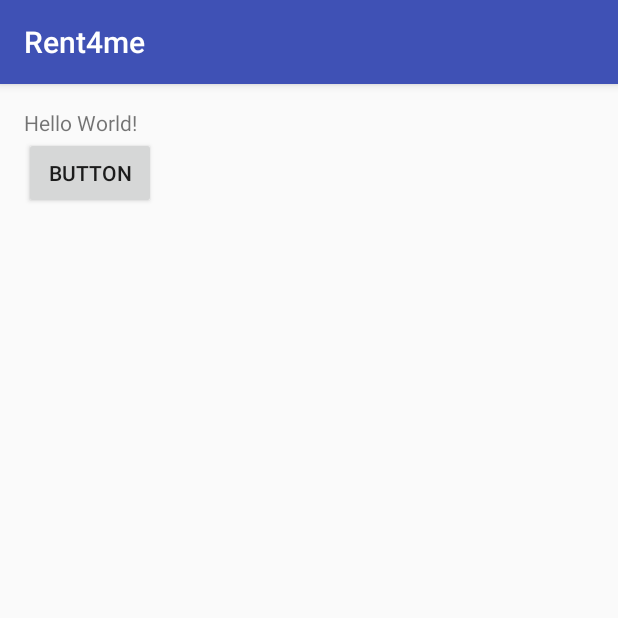
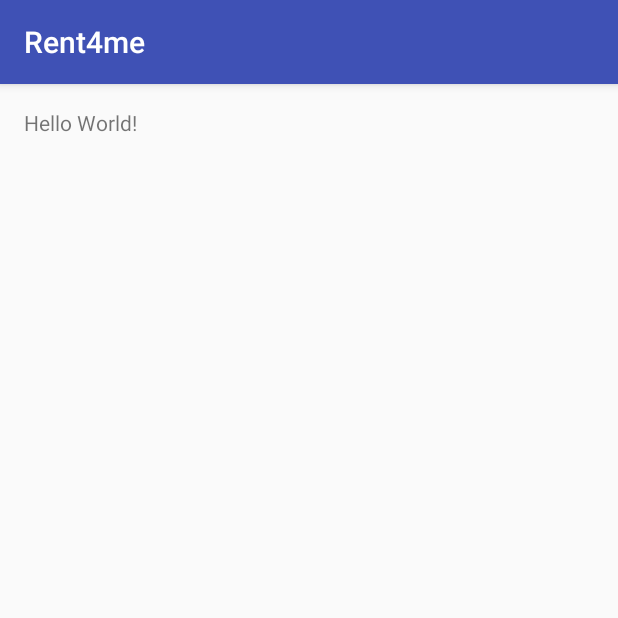
Before and after one commit to anastasialela/Group1, an Android app: the screen it shows after launch (Rent4me), on a phone screen of 412 x 824 dp, the top half of it. Run offline under Robolectric (Android 15) with nearby library versions, the phone set to English and light mode, and no system bars.

Commit message:
commit padam balik

```diff
--- a/app/src/main/res/layout/activity_rent4me.xml
+++ b/app/src/main/res/layout/activity_rent4me.xml
@@ -16,13 +16,4 @@
         android:text="Hello World!"
         android:id="@+id/textView" />
 
-    <Button
-        android:id="@+id/button2"
-        android:layout_width="wrap_content"
-        android:layout_height="wrap_content"
-        android:layout_alignParentLeft="true"
-        android:layout_alignParentStart="true"
-        android:layout_below="@+id/textView"
-        android:text="Button" />
-
 </RelativeLayout>
```
